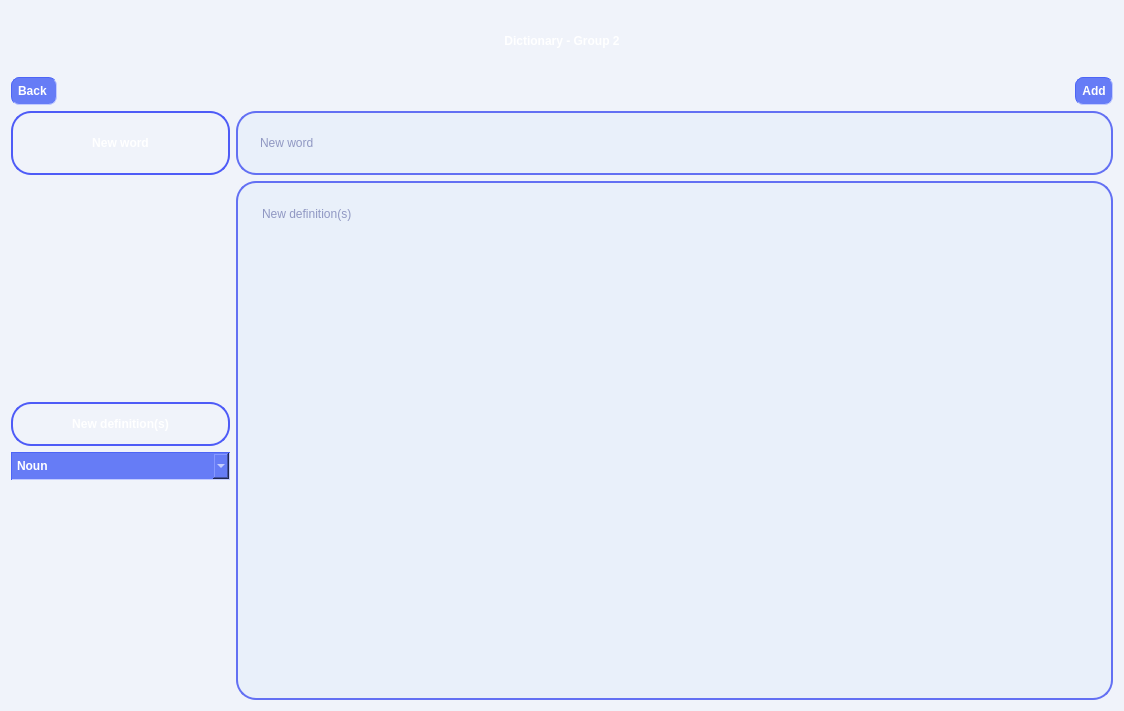
Above: addnewword.ui from OHonSam/CS163_Group2_Dictionary before the change. Below: the same form after it.
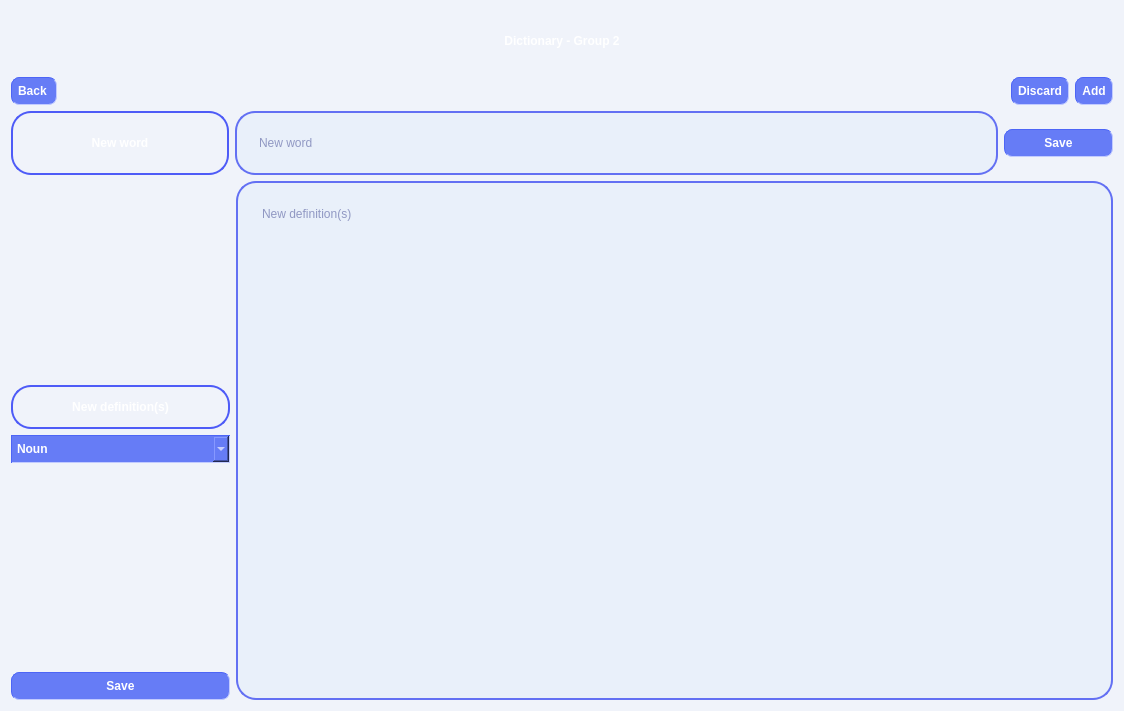
That is the form after the change. Icons and pictures are not drawn.

Commit message: enable save buttons in addnewword.ui

```diff
--- a/addnewword.ui
+++ b/addnewword.ui
@@ -75,6 +75,26 @@
          </property>
         </spacer>
        </item>
+       <item>
+        <widget class="QPushButton" name="pushButton_discard">
+         <property name="styleSheet">
+          <string notr="true">padding: 6px;
+border-color: rgb(77, 101, 246);
+border-width : 1px;
+border-style:inset;
+border-radius: 8px;
+  min-height: 1px;
+  min-width: 1px;
+background-color: rgb(102, 124, 246);
+font: 11pt &quot;Comfortaa&quot;;
+font: bold;
+color: white;</string>
+         </property>
+         <property name="text">
+          <string>Discard</string>
+         </property>
+        </widget>
+       </item>
        <item>
         <widget class="QPushButton" name="pushButton_add">
          <property name="styleSheet">
@@ -100,7 +120,7 @@
     </layout>
    </item>
    <item>
-    <layout class="QHBoxLayout" name="horizontalLayout" stretch="1,4">
+    <layout class="QHBoxLayout" name="horizontalLayout" stretch="2,7,1">
      <item>
       <widget class="QLabel" name="label_2">
        <property name="styleSheet">
@@ -148,6 +168,26 @@
        </property>
       </widget>
      </item>
+     <item>
+      <widget class="QPushButton" name="pushButton_saveWord">
+       <property name="styleSheet">
+        <string notr="true">padding: 6px;
+border-color: rgb(77, 101, 246);
+border-width : 1px;
+border-style:inset;
+border-radius: 8px;
+  min-height: 1px;
+  min-width: 1px;
+background-color: rgb(102, 124, 246);
+font: 11pt &quot;Comfortaa&quot;;
+font: bold;
+color: white;</string>
+       </property>
+       <property name="text">
+        <string>Save</string>
+       </property>
+      </widget>
+     </item>
     </layout>
    </item>
    <item>
@@ -278,6 +318,26 @@
          </property>
         </spacer>
        </item>
+       <item>
+        <widget class="QPushButton" name="pushButton_saveDef">
+         <property name="styleSheet">
+          <string notr="true">padding: 6px;
+border-color: rgb(77, 101, 246);
+border-width : 1px;
+border-style:inset;
+border-radius: 8px;
+  min-height: 1px;
+  min-width: 1px;
+background-color: rgb(102, 124, 246);
+font: 11pt &quot;Comfortaa&quot;;
+font: bold;
+color: white;</string>
+         </property>
+         <property name="text">
+          <string>Save</string>
+         </property>
+        </widget>
+       </item>
       </layout>
      </item>
      <item>
```
Left out of the diff: 12 changed lines with no effect on the pictures. The commit also changes 4 other files.
